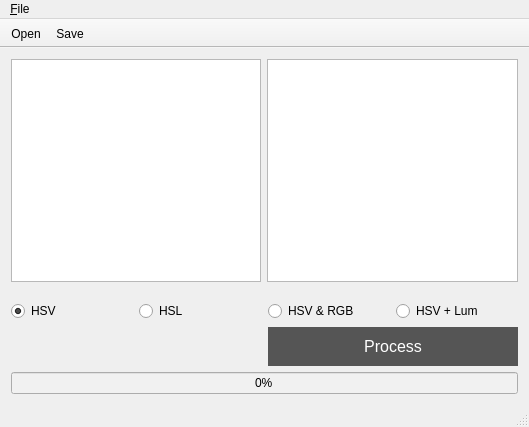
This is mainwindow.ui in Morgbn/SOM-image-processing as Qt 5 draws it before an edit. The edited form follows.
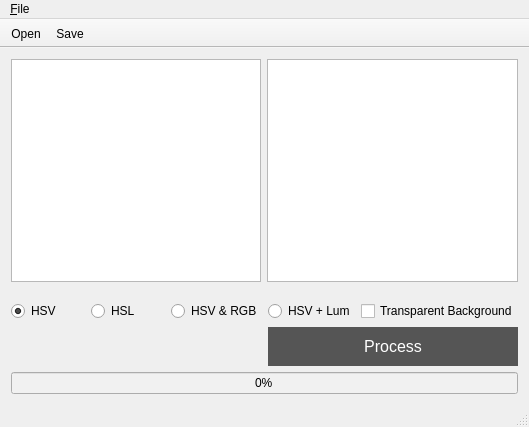
This is the edited form. Icons and pictures are not drawn.

Commit message: [gui] possibilité de mettre transparent l'arrière plan

Patch:
```diff
--- a/mainwindow.ui
+++ b/mainwindow.ui
@@ -124,6 +124,13 @@
           </property>
          </widget>
         </item>
+        <item>
+         <widget class="QCheckBox" name="checkBox">
+          <property name="text">
+           <string>Transparent Background</string>
+          </property>
+         </widget>
+        </item>
        </layout>
       </item>
       <item>
```
The commit also changes 2 other files.
